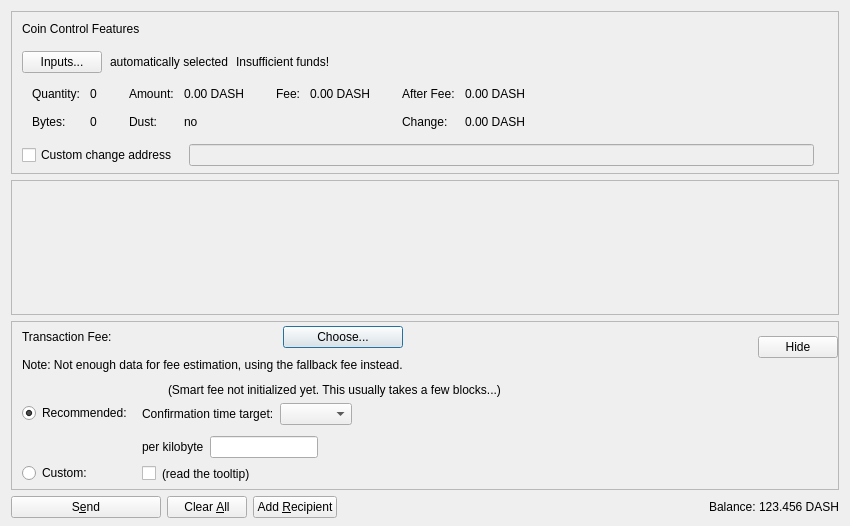
amerocrypto/amero2, file src/qt/forms/sendcoinsdialog.ui: the form before one commit.
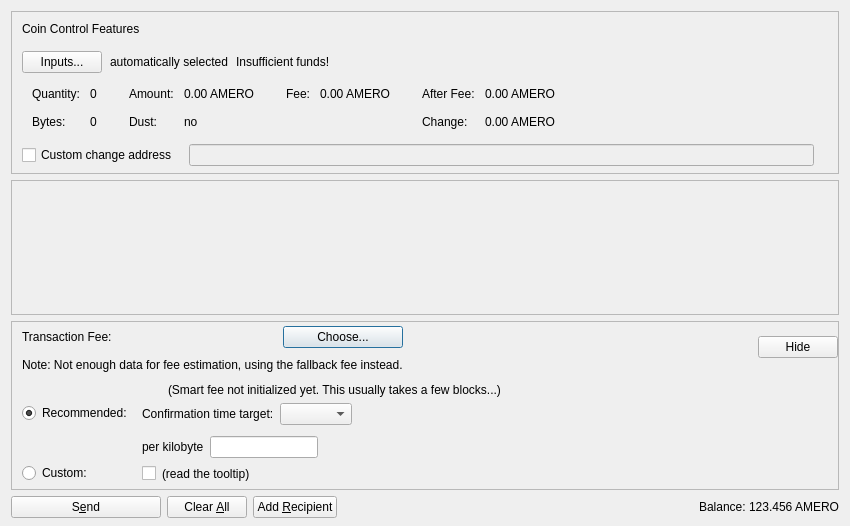
The form after the commit. Custom widgets are drawn as their Qt base class.

What changed in the file:
```diff
--- a/src/qt/forms/sendcoinsdialog.ui
+++ b/src/qt/forms/sendcoinsdialog.ui
@@ -288,7 +288,7 @@
                   <enum>Qt::ActionsContextMenu</enum>
                  </property>
                  <property name="text">
-                  <string notr="true">0.00 DASH</string>
+                  <string notr="true">0.00 AMERO</string>
                  </property>
                  <property name="textInteractionFlags">
                   <set>Qt::LinksAccessibleByMouse|Qt::TextSelectableByKeyboard|Qt::TextSelectableByMouse</set>
@@ -356,7 +356,7 @@
                   <enum>Qt::ActionsContextMenu</enum>
                  </property>
                  <property name="text">
-                  <string notr="true">0.00 DASH</string>
+                  <string notr="true">0.00 AMERO</string>
                  </property>
                  <property name="textInteractionFlags">
                   <set>Qt::LinksAccessibleByMouse|Qt::TextSelectableByKeyboard|Qt::TextSelectableByMouse</set>
@@ -401,7 +401,7 @@
                   <enum>Qt::ActionsContextMenu</enum>
                  </property>
                  <property name="text">
-                  <string notr="true">0.00 DASH</string>
+                  <string notr="true">0.00 AMERO</string>
                  </property>
                  <property name="textInteractionFlags">
                   <set>Qt::LinksAccessibleByMouse|Qt::TextSelectableByKeyboard|Qt::TextSelectableByMouse</set>
@@ -424,7 +424,7 @@
                   <enum>Qt::ActionsContextMenu</enum>
                  </property>
                  <property name="text">
-                  <string notr="true">0.00 DASH</string>
+                  <string notr="true">0.00 AMERO</string>
                  </property>
                  <property name="textInteractionFlags">
                   <set>Qt::LinksAccessibleByMouse|Qt::TextSelectableByKeyboard|Qt::TextSelectableByMouse</set>
@@ -1156,7 +1156,7 @@
           <cursorShape>IBeamCursor</cursorShape>
          </property>
          <property name="text">
-          <string notr="true">123.456 DASH</string>
+          <string notr="true">123.456 AMERO</string>
          </property>
          <property name="textInteractionFlags">
           <set>Qt::LinksAccessibleByMouse|Qt::TextSelectableByKeyboard|Qt::TextSelectableByMouse</set>
```
Left out of the diff: 8 changed lines with no effect on the pictures.
